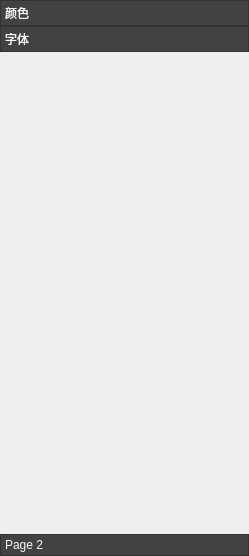
First picture: the form in feint/pane/normaltoolpane.ui, repository feint123/Emoji, before the edit.
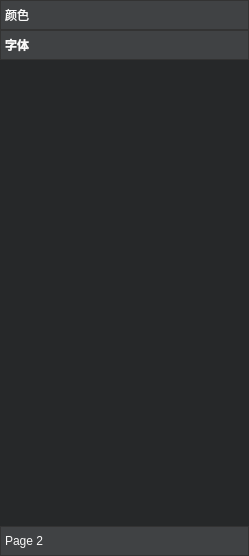
Second picture: the form after the edit. The open tabs and pages were chosen to show the change.

```diff
--- a/feint/pane/normaltoolpane.ui
+++ b/feint/pane/normaltoolpane.ui
@@ -45,9 +45,22 @@
 	border:1px solid #333;
 	color:#f9f9f9;
 	background:#404244;
-	min-height:24px;
+	min-height:32px;
+	max-height:40px;
+
 }
-</string>
+QToolBoxButton{
+	min-height:30px;
+}
+QToolBox::tab:selected{
+	font-weight:bold
+}</string>
+     </property>
+     <property name="frameShadow">
+      <enum>QFrame::Plain</enum>
+     </property>
+     <property name="midLineWidth">
+      <number>1</number>
      </property>
      <property name="currentIndex">
       <number>0</number>
@@ -152,9 +165,94 @@
       </layout>
      </widget>
      <widget class="QWidget" name="page">
+      <property name="geometry">
+       <rect>
+        <x>0</x>
+        <y>0</y>
+        <width>249</width>
+        <height>466</height>
+       </rect>
+      </property>
       <attribute name="label">
        <string>字体</string>
       </attribute>
+      <layout class="QHBoxLayout" name="horizontalLayout_4">
+       <property name="spacing">
+        <number>0</number>
+       </property>
+       <property name="leftMargin">
+        <number>0</number>
+       </property>
+       <property name="topMargin">
+        <number>0</number>
+       </property>
+       <property name="rightMargin">
+        <number>0</number>
+       </property>
+       <property name="bottomMargin">
+        <number>0</number>
+       </property>
+       <item>
+        <widget class="QScrollArea" name="scrollArea_2">
+         <property name="styleSheet">
+          <string notr="true">QScrollArea{border:none;}
+</string>
+         </property>
+         <property name="widgetResizable">
+          <bool>true</bool>
+         </property>
+         <widget class="QWidget" name="scrollAreaWidgetContents_2">
+          <property name="geometry">
+           <rect>
+            <x>0</x>
+            <y>0</y>
+            <width>249</width>
+            <height>466</height>
+           </rect>
+          </property>
+          <property name="styleSheet">
+           <string notr="true"/>
+          </property>
+          <layout class="QHBoxLayout" name="horizontalLayout_5">
+           <property name="spacing">
+            <number>0</number>
+           </property>
+           <property name="leftMargin">
+            <number>0</number>
+           </property>
+           <property name="topMargin">
+            <number>0</number>
+           </property>
+           <property name="rightMargin">
+            <number>0</number>
+           </property>
+           <property name="bottomMargin">
+            <number>0</number>
+           </property>
+           <item>
+            <widget class="QFrame" name="frame_2">
+             <property name="styleSheet">
+              <string notr="true">QFrame{
+	background:#262829;
+	border:none;
+}
+QFrame:focus{
+	border:2px solid #59a9fb;
+}</string>
+             </property>
+             <property name="frameShape">
+              <enum>QFrame::StyledPanel</enum>
+             </property>
+             <property name="frameShadow">
+              <enum>QFrame::Raised</enum>
+             </property>
+            </widget>
+           </item>
+          </layout>
+         </widget>
+        </widget>
+       </item>
+      </layout>
      </widget>
      <widget class="QWidget" name="page_2">
       <property name="geometry">
```
Left out of the diff: 8 changed lines with no effect on the pictures.
